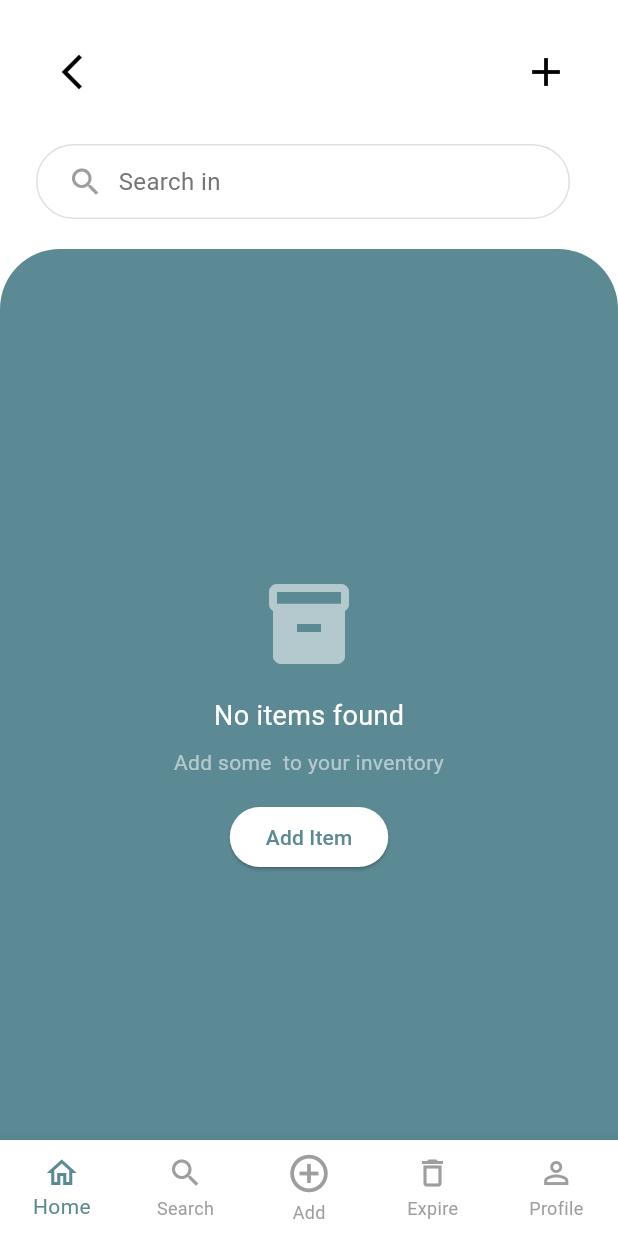
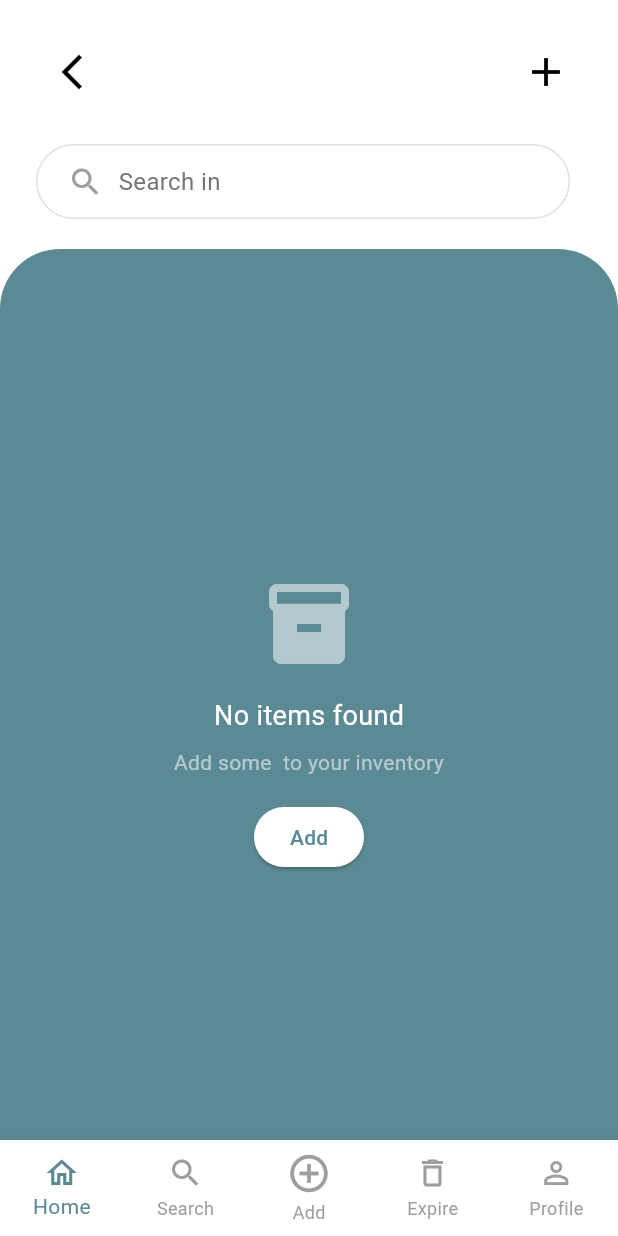
Before and after one commit to keijaz/MealMuse, a Flutter app: the InventoryScreen screen opened directly with empty values, on a phone screen of 412 x 824 dp. Run offline on Flutter 3.47's test engine with Material 3 defaults, Android fonts, the phone set to English and light mode, and no system bars; our stand-ins replace cloud_firestore, firebase_auth, firebase_core, firebase_messaging, flutter_dotenv, flutter_local_notifications and 2 more; accounts and stored records are empty.

Commit message:
Fixed add item button in edit item screen

```diff
--- a/lib/screens/api_service.dart
+++ b/lib/screens/api_service.dart
@@ -8,7 +8,8 @@ import 'package:firebase_auth/firebase_auth.dart';
 
 class ApiService {
   static const String _baseUrl = 'https://api.spoonacular.com';
-  static const String _apiKey = '6d495b2ad5f74b1b8fb8536e2d5beeca';
+  // static const String _apiKey = '6d495b2ad5f74b1b8fb8536e2d5beeca';
+  static const String _apiKey = 'ed8a53e2f8484d7f8daebe22b7e613bc';
   // static String get _apiKey {
   //   return dotenv.get('SPOONACULAR_API_KEY');
   // }
--- a/lib/screens/inventory_categories.dart
+++ b/lib/screens/inventory_categories.dart
@@ -573,7 +573,7 @@ class _InventoryScreenState extends State<InventoryScreen> {
                                   backgroundColor: Colors.white,
                                   foregroundColor: _categoryColor,
                                 ),
-                                child: Text(TranslationHelper.t('Add Item', 'آئٹم شامل کریں')),
+                                child: Text(TranslationHelper.t('Add', ' شامل')),
                               ),
                             ],
                           ),
```
